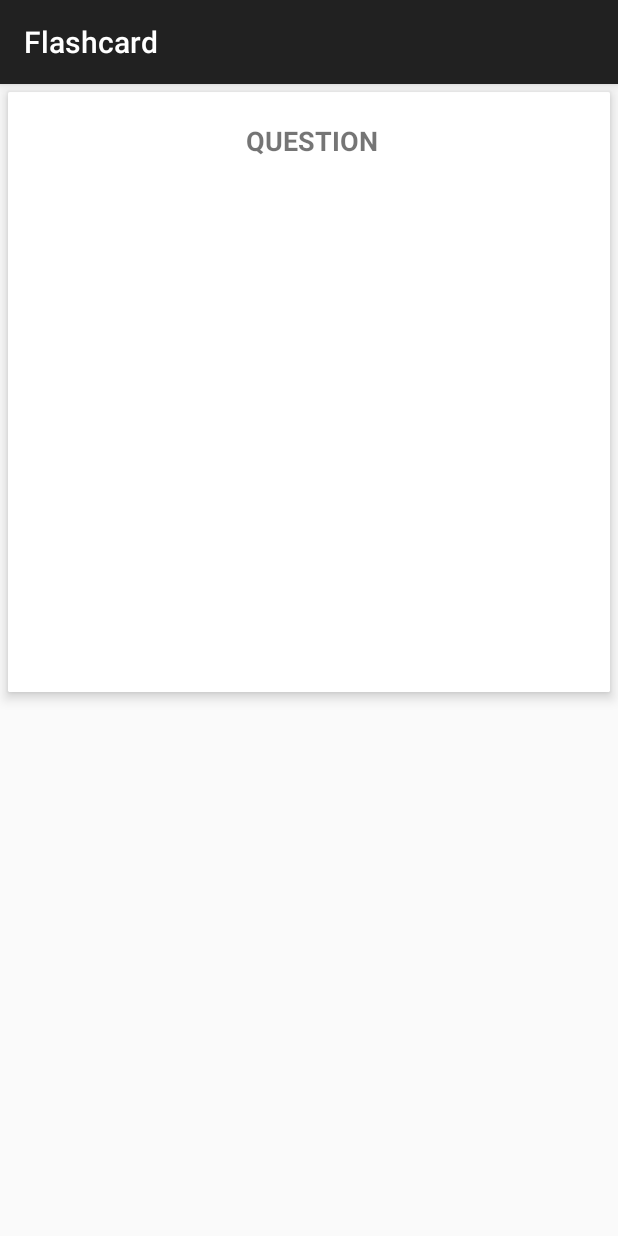
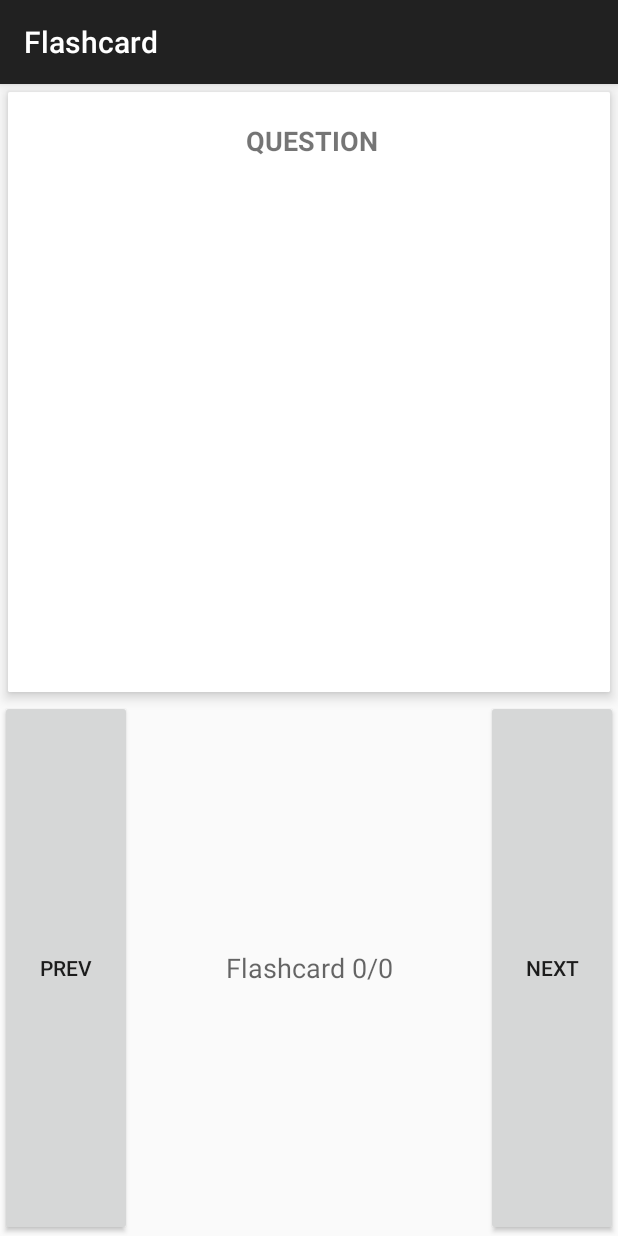
Before and after one commit to dhamilton13/quizapp, an Android app: the FlashcardActivity screen opened directly, with no data from a screen before it, on a phone screen of 412 x 824 dp. Run offline under Robolectric (Android 15) with nearby library versions, the phone set to English and light mode, and no system bars; 3 statements that could not run were skipped.

Commit message:
Added next/prev functionality

```diff
--- a/app/src/main/res/layout/activity_flashcard.xml
+++ b/app/src/main/res/layout/activity_flashcard.xml
@@ -1,5 +1,9 @@
 <?xml version="1.0" encoding="utf-8"?>
-<android.support.v7.widget.CardView xmlns:android="http://schemas.android.com/apk/res/android"
+<RelativeLayout xmlns:android="http://schemas.android.com/apk/res/android"
+                android:layout_width="match_parent"
+                android:layout_height="wrap_content">
+
+    <android.support.v7.widget.CardView xmlns:android="http://schemas.android.com/apk/res/android"
                                     xmlns:card_view="http://schemas.android.com/apk/res-auto"
                                     android:id="@+id/flashCardView"
                                     android:layout_width="match_parent"
@@ -36,6 +40,45 @@
                 android:layout_below="@id/header"
                 android:scrollbars = "vertical"
                 android:layout_gravity="bottom|center" />
+
         </LinearLayout>
 
-</android.support.v7.widget.CardView>
+    </android.support.v7.widget.CardView>
+
+    <Button
+        android:id="@+id/prev_button"
+        android:layout_width="wrap_content"
+        android:layout_height="wrap_content"
+        android:text="prev"
+        android:tag="false"
+        android:onClick="prevCard"
+        android:layout_gravity="bottom|left"
+        android:layout_alignParentBottom="true"
+        android:layout_below="@+id/flashCardView"/>
+
+    <Button
+        android:id="@+id/next_button"
+        android:layout_width="wrap_content"
+        android:layout_height="wrap_content"
+        android:text="next"
+        android:tag="true"
+        android:onClick="nextCard"
+        android:layout_alignParentRight="true"
+        android:layout_alignParentEnd="true"
+        android:layout_alignParentBottom="true"
+        android:layout_below="@+id/flashCardView"/>
+
+    <TextView
+        android:layout_width="wrap_content"
+        android:layout_height="wrap_content"
+        android:textAppearance="?android:attr/textAppearanceMedium"
+        android:text="@string/flashcardNum"
+        android:id="@+id/flashcardNum"
+        android:layout_alignParentBottom="true"
+        android:layout_toRightOf="@+id/prev_button"
+        android:layout_toLeftOf="@+id/next_button"
+        android:layout_toStartOf="@+id/next_button"
+        android:layout_below="@+id/flashCardView"
+        android:gravity="center_vertical|center_horizontal"/>
+
+</RelativeLayout>
--- a/app/src/main/res/layout/activity_flashcard_list_for_tests.xml
+++ b/app/src/main/res/layout/activity_flashcard_list_for_tests.xml
@@ -1,10 +1,7 @@
 <?xml version="1.0" encoding="utf-8"?>
 <RelativeLayout xmlns:android="http://schemas.android.com/apk/res/android"
     xmlns:tools="http://schemas.android.com/tools" android:layout_width="match_parent"
-    android:layout_height="match_parent" android:paddingLeft="@dimen/activity_horizontal_margin"
-    android:paddingRight="@dimen/activity_horizontal_margin"
-    android:paddingTop="@dimen/activity_vertical_margin"
-    android:paddingBottom="@dimen/activity_vertical_margin"
+    android:layout_height="match_parent"
     tools:context="com.example.quizletclone.FlashcardListForTestsActivity">
 
     <android.support.v7.widget.RecyclerView
--- a/app/src/main/res/values/strings.xml
+++ b/app/src/main/res/values/strings.xml
@@ -19,4 +19,6 @@
     <string name="title_activity_tag">TagActivity</string>
     <string name="title_activity_create_tag">CreateTag</string>
 
+    <string name="flashcardNum">Flashcard 0/0</string>
+
 </resources>
```
Also changed, not shown: app/src/main/java/com/example/quizletclone/FlashcardActivity.java (+89 -11 lines), app/src/main/res/drawable-xxhdpi/ic_quizme2.png (added), 55 other files.
